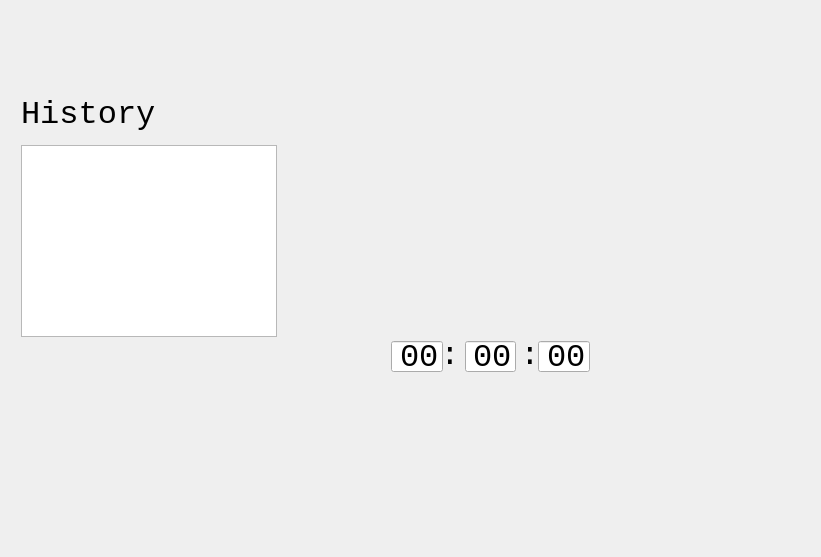
Qt form design/clocktimerapp.ui (OBess/Clock-Timer) before a commit.
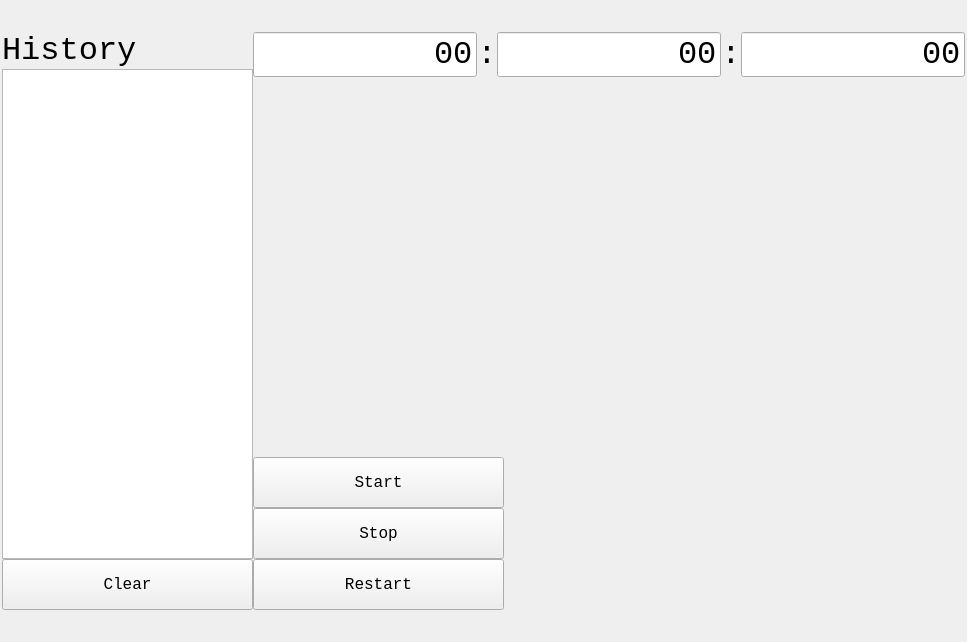
The same form after that commit.

The edit to the form file:
```diff
--- a/design/clocktimerapp.ui
+++ b/design/clocktimerapp.ui
@@ -6,8 +6,8 @@
    <rect>
     <x>0</x>
     <y>0</y>
-    <width>821</width>
-    <height>557</height>
+    <width>967</width>
+    <height>642</height>
    </rect>
   </property>
   <property name="font">
@@ -21,15 +21,47 @@
   <property name="windowTitle">
    <string>ClockTimerApp</string>
   </property>
-  <widget class="QLabel" name="historyLbl">
-   <property name="geometry">
-    <rect>
-     <x>21</x>
-     <y>91</y>
-     <width>154</width>
-     <height>47</height>
-    </rect>
+  <layout class="QVBoxLayout" name="verticalLayout">
+   <property name="spacing">
+    <number>0</number>
    </property>
+   <property name="leftMargin">
+    <number>2</number>
+   </property>
+   <property name="topMargin">
+    <number>2</number>
+   </property>
+   <property name="rightMargin">
+    <number>2</number>
+   </property>
+   <property name="bottomMargin">
+    <number>2</number>
+   </property>
+   <item>
+    <layout class="QHBoxLayout" name="layout_main">
+     <property name="topMargin">
+      <number>30</number>
+     </property>
+     <property name="bottomMargin">
+      <number>30</number>
+     </property>
+     <item>
+      <spacer name="horizontalSpacer">
+       <property name="orientation">
+        <enum>Qt::Horizontal</enum>
+       </property>
+       <property name="sizeHint" stdset="0">
+        <size>
+         <width>40</width>
+         <height>20</height>
+        </size>
+       </property>
+      </spacer>
+     </item>
+     <item>
+      <layout class="QVBoxLayout" name="layout_history">
+       <item>
+        <widget class="QLabel" name="lbl_history">
    <property name="font">
     <font>
      <family>Consolas</family>
@@ -40,25 +72,56 @@
     <string>History</string>
    </property>
   </widget>
-  <widget class="QTableView" name="historyTable">
-   <property name="geometry">
-    <rect>
-     <x>21</x>
-     <y>145</y>
-     <width>256</width>
-     <height>192</height>
-    </rect>
-   </property>
-  </widget>
+       </item>
+       <item>
+        <widget class="QTableView" name="table_history"/>
+       </item>
+       <item>
+        <widget class="QPushButton" name="btn_clear">
+         <property name="sizePolicy">
+          <sizepolicy hsizetype="Fixed" vsizetype="Fixed">
+           <horstretch>0</horstretch>
+           <verstretch>0</verstretch>
+          </sizepolicy>
+         </property>
+         <property name="minimumSize">
+          <size>
+           <width>251</width>
+           <height>51</height>
+          </size>
+         </property>
+         <property name="font">
+          <font>
+           <family>Consolas</family>
+           <pointsize>12</pointsize>
+          </font>
+         </property>
+         <property name="text">
+          <string>Clear</string>
+         </property>
+        </widget>
+       </item>
+      </layout>
+     </item>
+     <item>
+      <spacer name="horizontalSpacer_3">
+       <property name="orientation">
+        <enum>Qt::Horizontal</enum>
+       </property>
+       <property name="sizeHint" stdset="0">
+        <size>
+         <width>40</width>
+         <height>20</height>
+        </size>
+       </property>
+      </spacer>
+     </item>
+     <item>
+      <layout class="QVBoxLayout" name="layout_clock">
+       <item>
+        <layout class="QHBoxLayout" name="layout_digialt_clock">
+         <item>
   <widget class="QLineEdit" name="le_hour">
-   <property name="geometry">
-    <rect>
-     <x>391</x>
-     <y>341</y>
-     <width>52</width>
-     <height>31</height>
-    </rect>
-   </property>
    <property name="font">
     <font>
      <family>Consolas</family>
@@ -81,15 +144,25 @@
     <string>Hour</string>
    </property>
   </widget>
+         </item>
+         <item>
+          <widget class="QLabel" name="lbl_sep1">
+           <property name="font">
+            <font>
+             <family>Consolas</family>
+             <pointsize>24</pointsize>
+            </font>
+           </property>
+           <property name="text">
+            <string>:</string>
+           </property>
+           <property name="alignment">
+            <set>Qt::AlignCenter</set>
+           </property>
+          </widget>
+         </item>
+         <item>
   <widget class="QLineEdit" name="le_minute">
-   <property name="geometry">
-    <rect>
-     <x>465</x>
-     <y>341</y>
-     <width>51</width>
-     <height>31</height>
-    </rect>
-   </property>
    <property name="font">
     <font>
      <family>Consolas</family>
@@ -109,15 +182,25 @@
     <string>Minute</string>
    </property>
   </widget>
+         </item>
+         <item>
+          <widget class="QLabel" name="lbl_sep2">
+           <property name="font">
+            <font>
+             <family>Consolas</family>
+             <pointsize>24</pointsize>
+            </font>
+           </property>
+           <property name="text">
+            <string>:</string>
+           </property>
+           <property name="alignment">
+            <set>Qt::AlignCenter</set>
+           </property>
+          </widget>
+         </item>
+         <item>
   <widget class="QLineEdit" name="le_second">
-   <property name="geometry">
-    <rect>
-     <x>538</x>
-     <y>341</y>
-     <width>52</width>
-     <height>31</height>
-    </rect>
-   </property>
    <property name="font">
     <font>
      <family>Consolas</family>
@@ -137,50 +220,115 @@
     <string>Second</string>
    </property>
   </widget>
-  <widget class="QLabel" name="sep1">
-   <property name="geometry">
-    <rect>
-     <x>440</x>
-     <y>340</y>
-     <width>20</width>
-     <height>31</height>
-    </rect>
-   </property>
+         </item>
+        </layout>
+       </item>
+       <item>
+        <widget class="QWidget" name="widget_clock" native="true">
+         <property name="minimumSize">
+          <size>
+           <width>300</width>
+           <height>300</height>
+          </size>
+         </property>
+        </widget>
+       </item>
+       <item>
+        <widget class="QPushButton" name="btn_start">
+         <property name="sizePolicy">
+          <sizepolicy hsizetype="Fixed" vsizetype="Fixed">
+           <horstretch>0</horstretch>
+           <verstretch>0</verstretch>
+          </sizepolicy>
+         </property>
+         <property name="minimumSize">
+          <size>
+           <width>251</width>
+           <height>51</height>
+          </size>
+         </property>
    <property name="font">
     <font>
      <family>Consolas</family>
-     <pointsize>24</pointsize>
-    </font>
-   </property>
+           <pointsize>12</pointsize>
+          </font>
+         </property>
+         <property name="cursor">
+          <cursorShape>PointingHandCursor</cursorShape>
+         </property>
    <property name="text">
-    <string>:</string>
-   </property>
-   <property name="alignment">
-    <set>Qt::AlignCenter</set>
-   </property>
-  </widget>
-  <widget class="QLabel" name="sep2">
-   <property name="geometry">
-    <rect>
-     <x>520</x>
-     <y>340</y>
-     <width>20</width>
-     <height>31</height>
-    </rect>
-   </property>
+          <string>Start</string>
+         </property>
+        </widget>
+       </item>
+       <item>
+        <widget class="QPushButton" name="btn_stop">
+         <property name="sizePolicy">
+          <sizepolicy hsizetype="Fixed" vsizetype="Fixed">
+           <horstretch>0</horstretch>
+           <verstretch>0</verstretch>
+          </sizepolicy>
+         </property>
+         <property name="minimumSize">
+          <size>
+           <width>251</width>
+           <height>51</height>
+          </size>
+         </property>
    <property name="font">
     <font>
      <family>Consolas</family>
-     <pointsize>24</pointsize>
+           <pointsize>12</pointsize>
     </font>
    </property>
    <property name="text">
-    <string>:</string>
-   </property>
-   <property name="alignment">
-    <set>Qt::AlignCenter</set>
-   </property>
-  </widget>
+          <string>Stop</string>
+         </property>
+        </widget>
+       </item>
+       <item>
+        <widget class="QPushButton" name="btn_restart">
+         <property name="sizePolicy">
+          <sizepolicy hsizetype="Fixed" vsizetype="Fixed">
+           <horstretch>0</horstretch>
+           <verstretch>0</verstretch>
+          </sizepolicy>
+         </property>
+         <property name="minimumSize">
+          <size>
+           <width>251</width>
+           <height>51</height>
+          </size>
+         </property>
+         <property name="font">
+          <font>
+           <family>Consolas</family>
+           <pointsize>12</pointsize>
+          </font>
+         </property>
+         <property name="text">
+          <string>Restart</string>
+         </property>
+        </widget>
+       </item>
+      </layout>
+     </item>
+     <item>
+      <spacer name="horizontalSpacer_2">
+       <property name="orientation">
+        <enum>Qt::Horizontal</enum>
+       </property>
+       <property name="sizeHint" stdset="0">
+        <size>
+         <width>40</width>
+         <height>20</height>
+        </size>
+       </property>
+      </spacer>
+     </item>
+    </layout>
+   </item>
+  </layout>
  </widget>
  <resources/>
  <connections/>
```
Lines whose indentation alone changed are shown as unchanged.
